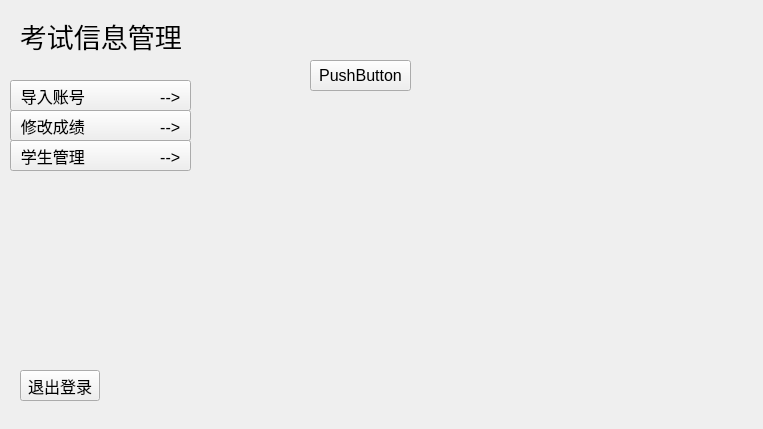
Before: the Qt Designer form source/administer.ui in Sodataco/exam-system, drawn with Qt 5.
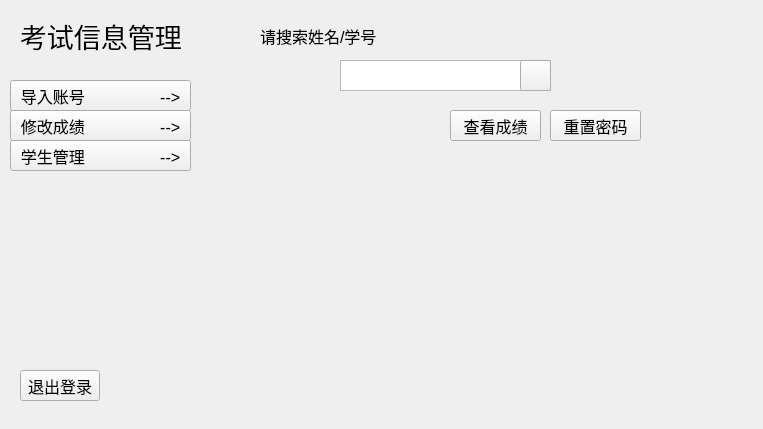
After: the same form once the commit is applied. The open tabs and pages were chosen to show the change.

The edit to the form file:
```diff
--- a/source/administer.ui
+++ b/source/administer.ui
@@ -205,14 +205,63 @@
     <widget class="QPushButton" name="pushButton_2">
      <property name="geometry">
       <rect>
-       <x>50</x>
+       <x>290</x>
+       <y>90</y>
+       <width>91</width>
+       <height>31</height>
+      </rect>
+     </property>
+     <property name="text">
+      <string>重置密码</string>
+     </property>
+    </widget>
+    <widget class="QLabel" name="label_7">
+     <property name="geometry">
+      <rect>
+       <x>0</x>
+       <y>0</y>
+       <width>121</width>
+       <height>31</height>
+      </rect>
+     </property>
+     <property name="text">
+      <string>请搜索姓名/学号</string>
+     </property>
+    </widget>
+    <widget class="QTextEdit" name="search2">
+     <property name="geometry">
+      <rect>
+       <x>80</x>
        <y>40</y>
-       <width>101</width>
+       <width>211</width>
        <height>31</height>
       </rect>
      </property>
+    </widget>
+    <widget class="QPushButton" name="find_2">
+     <property name="geometry">
+      <rect>
+       <x>260</x>
+       <y>40</y>
+       <width>31</width>
+       <height>31</height>
+      </rect>
+     </property>
      <property name="text">
-      <string>PushButton</string>
+      <string/>
+     </property>
+    </widget>
+    <widget class="QPushButton" name="grade">
+     <property name="geometry">
+      <rect>
+       <x>190</x>
+       <y>90</y>
+       <width>91</width>
+       <height>31</height>
+      </rect>
+     </property>
+     <property name="text">
+      <string>查看成绩</string>
      </property>
     </widget>
    </widget>
```
Left out of the diff: 26 changed lines with no effect on the pictures.
